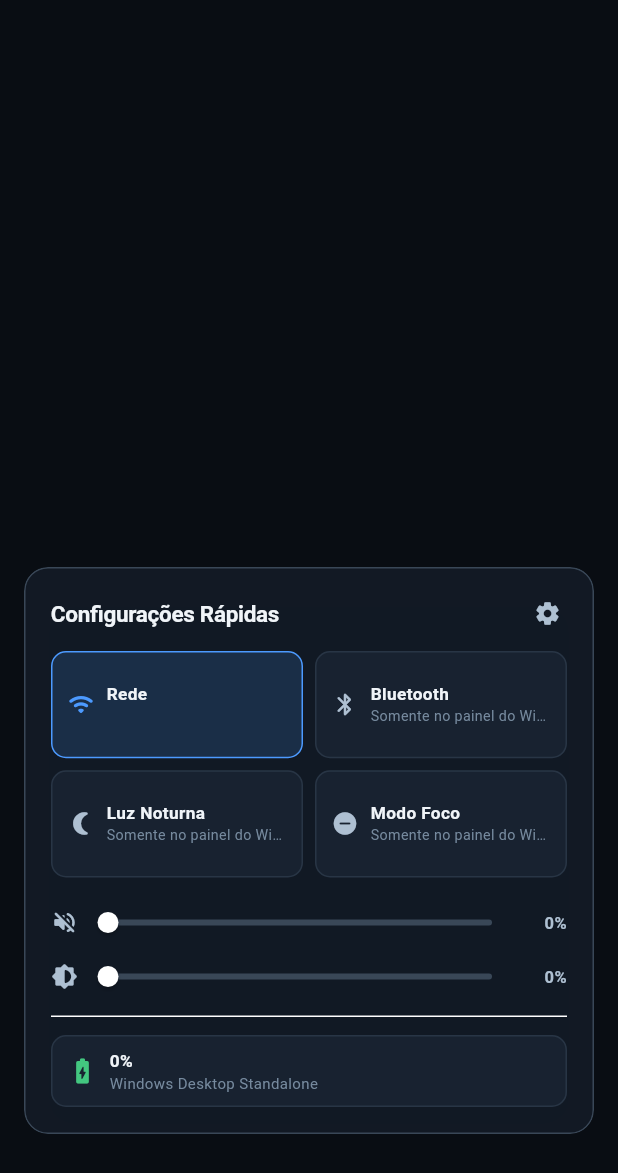
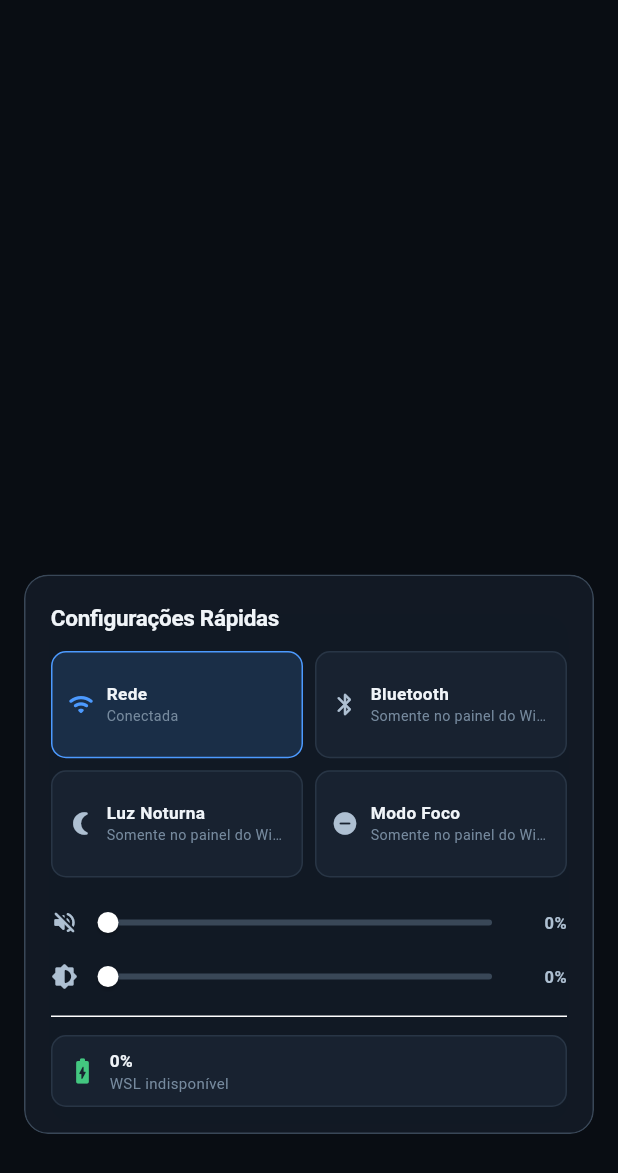
Before and after one commit to denevieirazz/kali-web, a Flutter app: the QuickSettingsPanel widget shown alone on an empty page, opened directly with empty values, on a phone screen of 412 x 824 dp. Shown: the top 1173 px of the screen. Run offline on Flutter 3.47's test engine with Material 3 defaults, Android fonts, the phone set to English and light mode, and no system bars; Roboto replaces fonts that are missing (Segoe UI); statements that could not run were skipped.

Commit message:
fix(v22.1): reconcile Quick Settings shell API

```diff
--- a/desktop/CloudOS.FlutterShell/lib/widgets/quick_settings_panel.dart
+++ b/desktop/CloudOS.FlutterShell/lib/widgets/quick_settings_panel.dart
@@ -2,20 +2,29 @@
 
 import '../core/cloudos_theme.dart';
 import '../models/shell_models.dart';
+import '../services/cloudos_bridge.dart';
 import 'glass_surface.dart';
 
 class QuickSettingsPanel extends StatefulWidget {
   const QuickSettingsPanel({
     required this.snapshot,
-    required this.onVolumeChanged,
-    required this.onBrightnessChanged,
+    this.onVolumeChanged,
+    this.onBrightnessChanged,
+    this.bridge,
+    this.onClose,
     this.onOpenSettings,
     super.key,
-  });
+  }) : assert(
+         bridge != null ||
+             (onVolumeChanged != null && onBrightnessChanged != null),
+         'QuickSettingsPanel requires either a CloudOSBridge or both control callbacks.',
+       );
 
   final CloudSystemSnapshot snapshot;
-  final Future<bool> Function(double value) onVolumeChanged;
-  final Future<bool> Function(double value) onBrightnessChanged;
+  final Future<bool> Function(double value)? onVolumeChanged;
+  final Future<bool> Function(double value)? onBrightnessChanged;
+  final CloudOSBridge? bridge;
+  final VoidCallback? onClose;
   final VoidCallback? onOpenSettings;
 
   @override
@@ -29,7 +38,8 @@
   Future<void> _setVolume(double value) async {
     final previous = volume;
     setState(() => volume = value);
-    final updated = await widget.onVolumeChanged(value);
+    final handler = widget.onVolumeChanged ?? widget.bridge?.setVolume;
+    final updated = handler != null && await handler(value);
     if (!mounted) return;
     if (!updated) {
       setState(() => volume = previous);
@@ -44,7 +54,9 @@
   Future<void> _setBrightness(double value) async {
     final previous = brightness;
     setState(() => brightness = value);
-    final updated = await widget.onBrightnessChanged(value);
+    final handler =
+        widget.onBrightnessChanged ?? widget.bridge?.setBrightness;
+    final updated = handler != null && await handler(value);
     if (!mounted) return;
     if (!updated) {
       setState(() => brightness = previous);
@@ -89,6 +101,7 @@
                       ),
                     ),
                     const Spacer(),
+                    if (widget.onOpenSettings != null)
                       Tooltip(
                         message: 'Abrir Painel Completo',
                         child: InkWell(
@@ -104,6 +117,24 @@
                           ),
                         ),
                       ),
+                    if (widget.onClose != null) ...<Widget>[
+                      const SizedBox(width: 4),
+                      Tooltip(
+                        message: 'Fechar (Esc)',
+                        child: InkWell(
+                          onTap: widget.onClose,
+                          borderRadius: BorderRadius.circular(6),
+                          child: const Padding(
+                            padding: EdgeInsets.all(4),
+                            child: Icon(
+                              Icons.close_rounded,
+                              size: 18,
+                              color: CloudOSColors.secondary,
+                            ),
+                          ),
+                        ),
+                      ),
+                    ],
                   ],
                 ),
                 const SizedBox(height: 12),
@@ -118,7 +149,9 @@
                     _ToggleTile(
                       label: 'Rede',
                       subtitle: widget.snapshot.networkAvailable
-                          ? widget.snapshot.networkName
+                          ? (widget.snapshot.networkName.isEmpty
+                                ? 'Conectada'
+                                : widget.snapshot.networkName)
                           : 'Indisponível',
                       icon: Icons.wifi_rounded,
                       active: widget.snapshot.networkAvailable,
@@ -204,8 +237,10 @@
                             ),
                             Text(
                               widget.snapshot.wslAvailable
-                                  ? 'WSL2: ${widget.snapshot.distros.join(', ')}'
-                                  : 'Windows Desktop Standalone',
+                                  ? (widget.snapshot.distros.isEmpty
+                                        ? 'WSL disponível · sem distro configurada'
+                                        : 'WSL2: ${widget.snapshot.distros.join(', ')}')
+                                  : 'WSL indisponível',
                               style: const TextStyle(
                                 color: CloudOSColors.caption,
                                 fontSize: 10,
```
Lines whose indentation alone changed are shown as unchanged.
